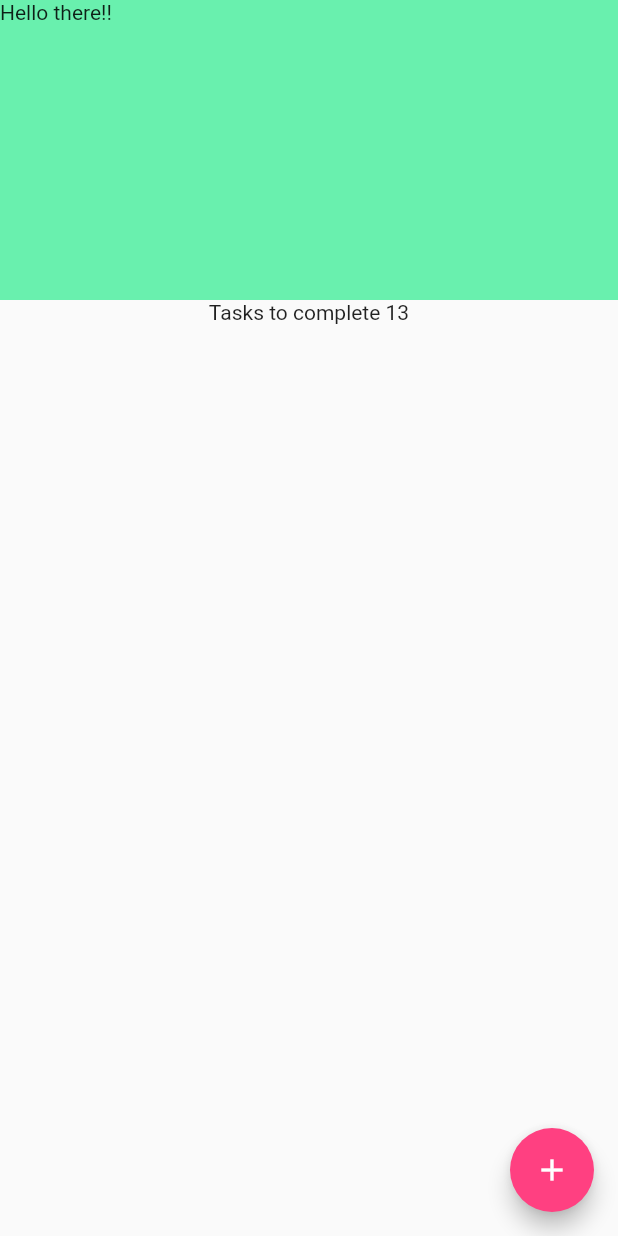
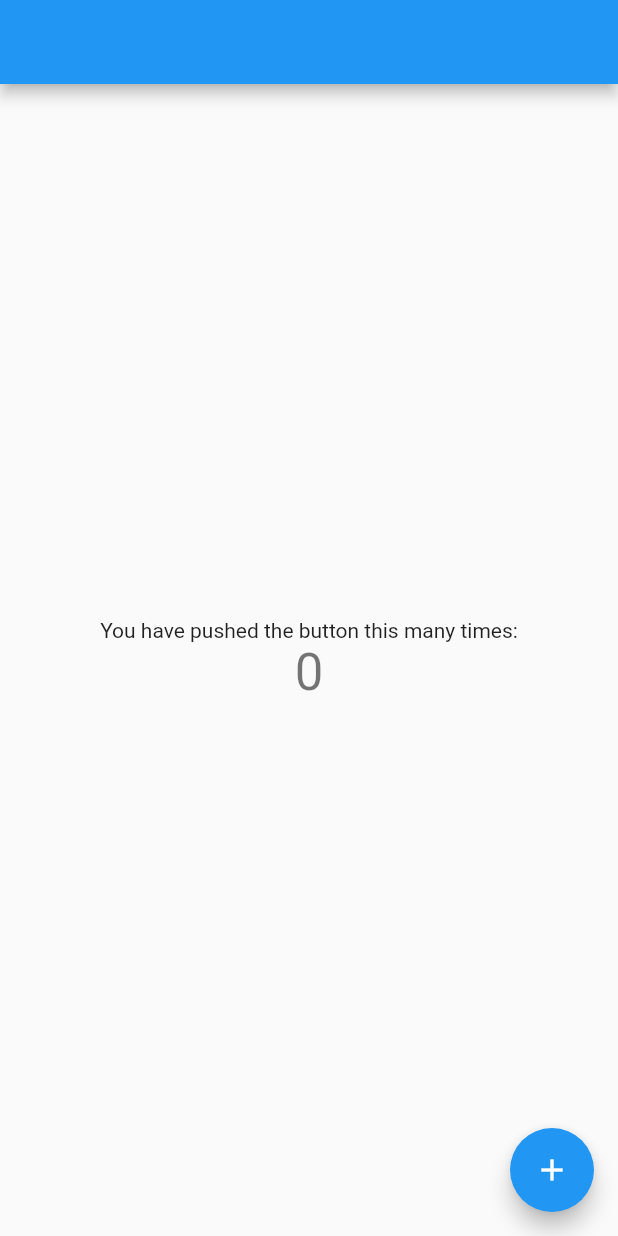
Before and after one commit to VaibhavSingh29/CSI-Workshop, a Flutter app: the screen it shows after launch, on a phone screen of 412 x 824 dp. Run offline on Flutter 3.47's test engine with Material 2 defaults, Android fonts, the phone set to English and light mode, and no system bars.

Commit message:
Default code

```diff
--- a/CSI-Workshop/flutter_app/lib/Task.dart
+++ /dev/null
@@ -1,38 +0,0 @@
-class Task
-{
-  final String task_name, description, type, time;
-
-  Task(this.task_name, this.description, this.type, this.time);
-}
-
-class Task_list{
-
-  static List<Task> task_list=[];
-
-  static List get_list()
-  {
-    return task_list;
-  }
-
-  static add_to_list(task)
-  {
-    task_list.add(task);
-  }
-
-  static remove_item(index){
-    task_list.removeAt(index);
-  }
-
-  static get_task_info(index){
-    Task task=task_list[index];
-    Map m={
-      "task": task.task_name,
-      "task_description": task.description,
-      "task_type": task.type,
-      "task_time": task.time
-    };
-
-    return m;
-  }
-
-}
--- a/CSI-Workshop/flutter_app/lib/main.dart
+++ b/CSI-Workshop/flutter_app/lib/main.dart
@@ -1,6 +1,4 @@
 import 'package:flutter/material.dart';
-import 'package:flutter_app/NewTask.dart';
-import 'package:flutter_app/Task.dart';
 
 void main() {
   runApp(MyApp());
@@ -11,7 +9,6 @@ class MyApp extends StatelessWidget {
   @override
   Widget build(BuildContext context) {
     return MaterialApp(
-      debugShowCheckedModeBanner: false,
       title: 'Flutter Demo',
       theme: ThemeData(
         // This is the theme of your application.
@@ -29,81 +26,91 @@ class MyApp extends StatelessWidget {
         // closer together (more dense) than on mobile platforms.
         visualDensity: VisualDensity.adaptivePlatformDensity,
       ),
-      home: HomePage(),
+      home: MyHomePage(),
     );
   }
 }
 
-class HomePage extends StatefulWidget {
+class MyHomePage extends StatefulWidget {
+
+
+  // This widget is the home page of your application. It is stateful, meaning
+  // that it has a State object (defined below) that contains fields that affect
+  // how it looks.
+
+  // This class is the configuration for the state. It holds the values (in this
+  // case the title) provided by the parent (in this case the App widget) and
+  // used by the build method of the State. Fields in a Widget subclass are
+  // always marked "final".
+
+
+
   @override
-  _HomePageState createState() => _HomePageState();
+  _MyHomePageState createState() => _MyHomePageState();
 }
 
-class _HomePageState extends State<HomePage> {
-  List list = ["a", "b"];
+class _MyHomePageState extends State<MyHomePage> {
+  int _counter = 0;
+
+  void _incrementCounter() {
+    setState(() {
+      // This call to setState tells the Flutter framework that something has
+      // changed in this State, which causes it to rerun the build method below
+      // so that the display can reflect the updated values. If we changed
+      // _counter without calling setState(), then the build method would not be
+      // called again, and so nothing would appear to happen.
+      _counter++;
+    });
+  }
+
   @override
   Widget build(BuildContext context) {
+    // This method is rerun every time setState is called, for instance as done
+    // by the _incrementCounter method above.
+    //
+    // The Flutter framework has been optimized to make rerunning build methods
+    // fast, so that you can just rebuild anything that needs updating rather
+    // than having to individually change instances of widgets.
     return Scaffold(
-      body: Column(
-        children: [
-          Stack(
-            children: [
-              Container(
-                height: 200,
-                width: MediaQuery.of(context).size.width,
-                color: Colors.greenAccent,
-              ),
-              Text('Hello there!!'),
-            ],
-          ),
-          Text('Tasks to complete 13'),
-          Container(
-            height: 400,
-            child: ListView.builder(
-              itemCount: Task_list.get_list().length,
-              itemBuilder: (context, index) {
-                return Dismissible(
-                  key: Key(Task_list.get_list().toString()),
-                  onDismissed: (direction) {
-                    setState(() {
-                      Task_list.remove_item(index);
-                      Scaffold.of(context).showSnackBar(SnackBar(
-                        content: Text("Item deleted"),
-                      ));
-                    });
-                  },
-                  child: ListTile(
-                    title: Row(
-                      children: [
-                        Text(Task_list.get_task_info(index)['task'].toString()),
-                      ],
-                    ),
-                    subtitle: Column(
-                      children: [
-                        Text(Task_list.get_task_info(index)['task_description']
-                            .toString()),
-                        Text(Task_list.get_task_info(index)['task_type']
-                            .toString()),
-                        Text(Task_list.get_task_info(index)['task_time']
-                            .toString()),
-                      ],
-                    ),
-                  ),
-                );
-              },
+      appBar: AppBar(
+        // Here we take the value from the MyHomePage object that was created by
+        // the App.build method, and use it to set our appbar title.
+      ),
+      body: Center(
+        // Center is a layout widget. It takes a single child and positions it
+        // in the middle of the parent.
+        child: Column(
+          // Column is also a layout widget. It takes a list of children and
+          // arranges them vertically. By default, it sizes itself to fit its
+          // children horizontally, and tries to be as tall as its parent.
+          //
+          // Invoke "debug painting" (press "p" in the console, choose the
+          // "Toggle Debug Paint" action from the Flutter Inspector in Android
+          // Studio, or the "Toggle Debug Paint" command in Visual Studio Code)
+          // to see the wireframe for each widget.
+          //
+          // Column has various properties to control how it sizes itself and
+          // how it positions its children. Here we use mainAxisAlignment to
+          // center the children vertically; the main axis here is the vertical
+          // axis because Columns are vertical (the cross axis would be
+          // horizontal).
+          mainAxisAlignment: MainAxisAlignment.center,
+          children: <Widget>[
+            Text(
+              'You have pushed the button this many times:',
             ),
-          )
-        ],
+            Text(
+              '$_counter',
+              style: Theme.of(context).textTheme.headline4,
+            ),
+
+          ],
+        ),
       ),
       floatingActionButton: FloatingActionButton(
+        onPressed: _incrementCounter,
         child: Icon(Icons.add),
-        backgroundColor: Colors.pinkAccent,
-        splashColor: Colors.purple,
-        onPressed: () {
-          Navigator.pushReplacement(
-              context, MaterialPageRoute(builder: (context) => NewTask()));
-        },
-      ),
+      ), // This trailing comma makes auto-formatting nicer for build methods.
     );
   }
 }
--- a/CSI-Workshop/flutter_app/pubspec.yaml
+++ b/CSI-Workshop/flutter_app/pubspec.yaml
@@ -23,9 +23,6 @@ environment:
 dependencies:
   flutter:
     sdk: flutter
-  flutter_datetime_picker: ^1.4.0
-  chips_choice: ^1.4.1
-
 
   # The following adds the Cupertino Icons font to your application.
   # Use with the CupertinoIcons class for iOS style icons.
```
Also changed, not shown: CSI-Workshop/flutter_app/lib/NewTask.dart (deleted, +0 -205 lines), CSI-Workshop/flutter_app/pubspec.lock.
